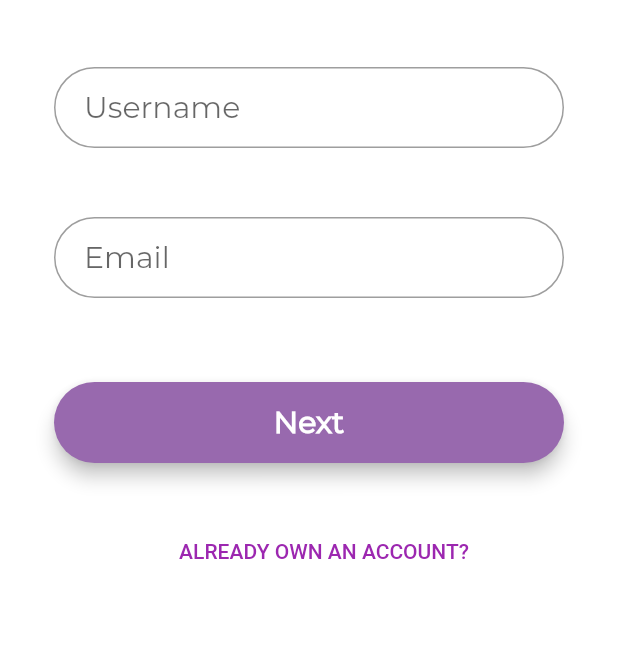
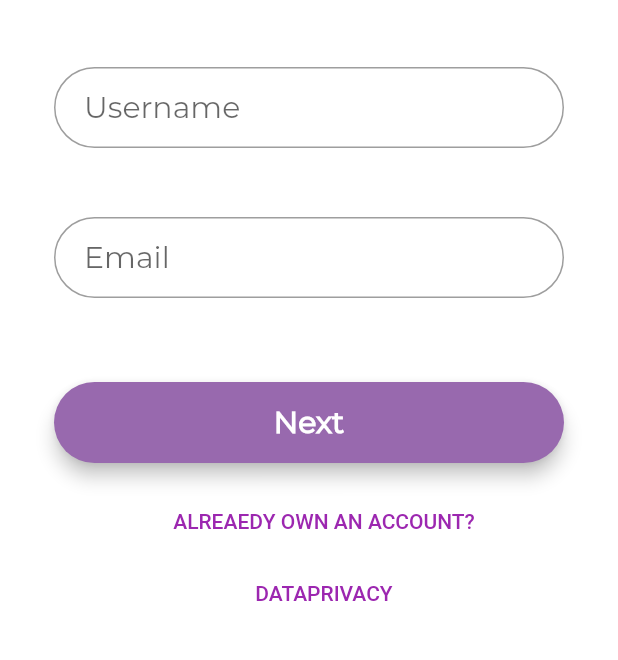
Before and after one commit to Fridgify/Fridgify_Frontend, a Flutter app: the RegisterPage screen opened by its route, on a phone screen of 412 x 824 dp, the part 287-947 px from its top. Run offline on Flutter 3.47's test engine with Material 2 defaults, Android fonts, the phone set to English and light mode, and no system bars; our stand-ins replace auto_size_text, carousel_slider, connectivity, dio, expandable, firebase_analytics and 9 more; missing offline and left inert: autocomplete_textfield, barcode_scan, flutter_circular_slider, global_configuration, sortedmap; accounts and stored records are empty; network calls fail.

Commit message:
Add dataprivacy

```diff
--- a/fridgify/lib/view/screens/register_screen.dart
+++ b/fridgify/lib/view/screens/register_screen.dart
@@ -62,9 +62,18 @@ class _RegisterPageState extends State<RegisterPage> {
                       SizedBox(
                         height: 15.0,
                       ),
-                      Label(
-                          text: "ALREADY OWN AN ACCOUNT?",
-                          onPressed: () => Navigator.pop(context)),
+                      Column(
+                        children: <Widget>[
+                          Label(
+                              text: "ALREAEDY OWN AN ACCOUNT?",
+                              key: Key('registerButton'),
+                              onPressed: () => Navigator.pop(context)
+                          ),
+                          Label(
+                              text: "DATAPRIVACY",
+                              onPressed: () async => await _controller.launchPrivacy()),
+                        ],
+                      ),
                     ],
                   ),
                 ),
--- a/fridgify/lib/view/widgets/form_elements.dart
+++ b/fridgify/lib/view/widgets/form_elements.dart
@@ -193,19 +193,22 @@ class DatePickerText extends StatelessWidget {
 }
 
 class Label extends StatelessWidget {
-  const Label({
+  Label({
     Key key,
     @required this.text,
     @required this.onPressed,
+    this.topVal,
   }) : super(key: key);
 
+  double topVal = 0.0;
   final String text;
   final void Function() onPressed;
 
   @override
   Widget build(BuildContext context) {
+    double x = topVal;
     return Container(
-      margin: const EdgeInsets.only(top: 20.0),
+      margin: const EdgeInsets.only(top: 0.0),
       padding: const EdgeInsets.only(left: 20.0, right: 20.0),
       child: new Row(
         children: <Widget>[
```
Also changed, not shown: fridgify/lib/controller/login_controller.dart (+11 -0 lines), fridgify/lib/controller/register_controller.dart (+10 -0 lines), fridgify/lib/view/screens/login_screen.dart (+7 -0 lines).
